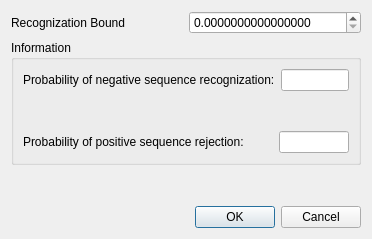
Old version of the form src/plugins/expert_discovery/src/ui/ExpertDiscoverySetupRecBoundDialog.ui in the repository violethaze74/ugene.
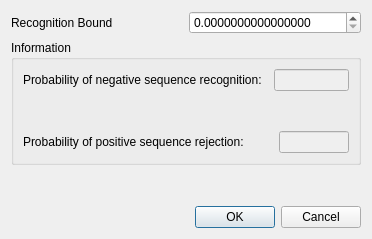
New version of the form.

Commit message: expert_discovery fix

The edit to the form file:
```diff
--- a/src/plugins/expert_discovery/src/ui/ExpertDiscoverySetupRecBoundDialog.ui
+++ b/src/plugins/expert_discovery/src/ui/ExpertDiscoverySetupRecBoundDialog.ui
@@ -14,7 +14,7 @@
    </rect>
   </property>
   <property name="windowTitle">
-   <string>Setup Recognization bound</string>
+   <string>Setup Recognition Bound</string>
   </property>
   <layout class="QVBoxLayout" name="verticalLayout">
    <item>
@@ -22,7 +22,7 @@
      <item>
       <widget class="QLabel" name="label">
        <property name="text">
-        <string>Recognization Bound</string>
+        <string>Recognition Bound</string>
        </property>
       </widget>
      </item>
@@ -58,7 +58,7 @@
         <item>
          <widget class="QLabel" name="label_2">
           <property name="text">
-           <string>Probability of negative sequence recognization:</string>
+           <string>Probability of negative sequence recognition:</string>
           </property>
          </widget>
         </item>
@@ -78,7 +78,7 @@
         <item>
          <widget class="QLineEdit" name="negRecLineEdit">
           <property name="enabled">
-           <bool>true</bool>
+           <bool>false</bool>
           </property>
           <property name="readOnly">
            <bool>true</bool>
@@ -125,7 +125,7 @@
         <item>
          <widget class="QLineEdit" name="posRecLineEdit">
           <property name="enabled">
-           <bool>true</bool>
+           <bool>false</bool>
           </property>
           <property name="readOnly">
            <bool>true</bool>
```
The commit also changes 21 other files.
